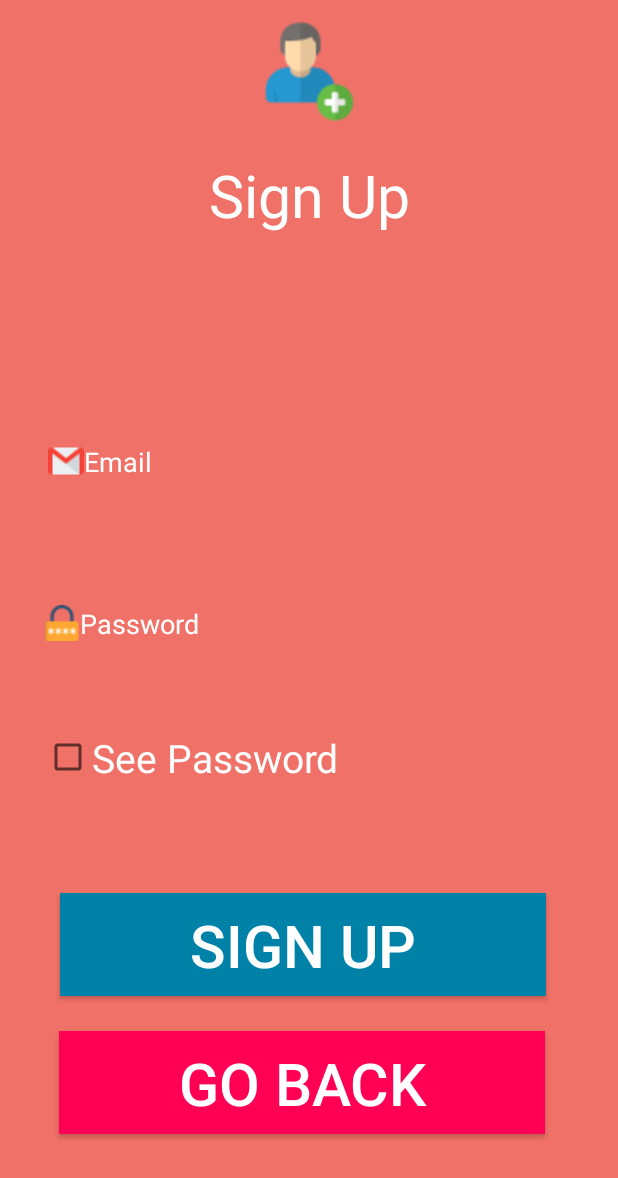
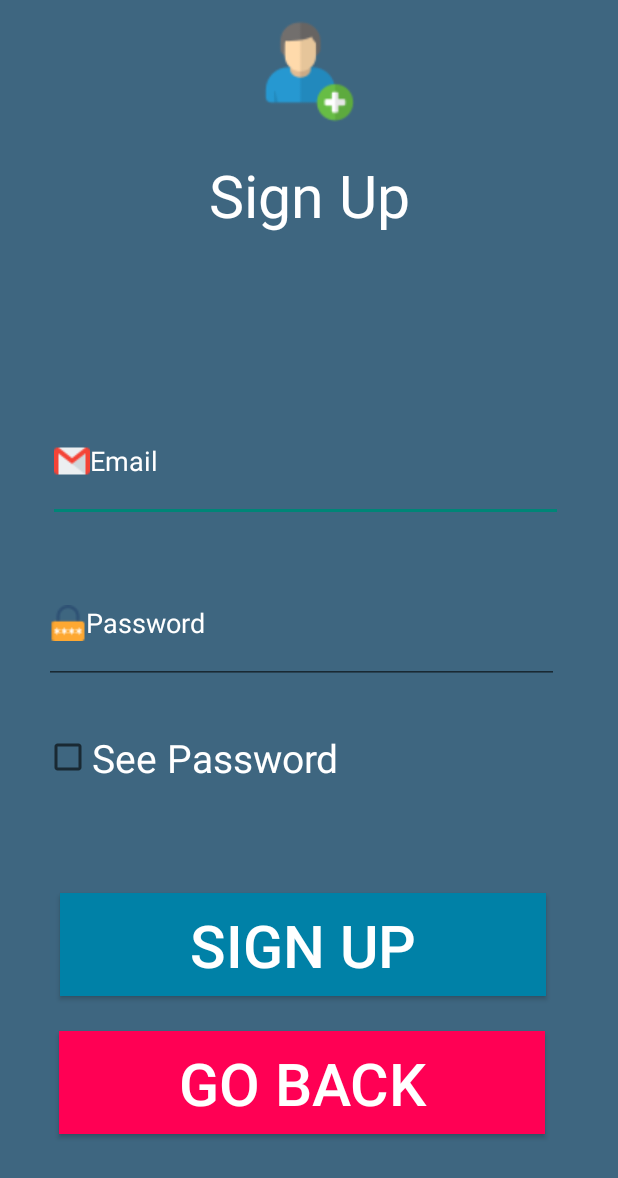
Before and after one commit to WenDEVLIFE/Complaint-Application, an Android app: the SignUp screen opened directly, with no data from a screen before it, on a phone screen of 412 x 824 dp. Shown: the top 1178 px of the screen. Run offline under Robolectric (Android 15) with nearby library versions, the phone set to English and light mode, and no system bars; our stand-ins replace Firebase (no records; nobody signed in at launch, a user with empty details on screens opened directly), sdp/ssp sizes.

Commit message:
👾updated background colors

```diff
--- a/app/src/main/res/layout/activity_login_page.xml
+++ b/app/src/main/res/layout/activity_login_page.xml
@@ -4,7 +4,7 @@
         xmlns:app="http://schemas.android.com/apk/res-auto"
         android:layout_width="match_parent"
         android:layout_height="match_parent"
-        android:background="#F07167"
+        android:background="#3E6680"
         tools:context=".LoginPage">
 
     <TextView
@@ -26,7 +26,6 @@
             android:textColorHint="@color/white"
             android:drawableLeft="@drawable/password_12795740"
             android:inputType="textPassword"
-            android:background="#F07167"
             android:ems="10"
             android:id="@+id/editTextTextPassword"
             app:layout_constraintStart_toStartOf="parent"
@@ -44,7 +43,6 @@
             android:inputType="textEmailAddress"
             android:ems="10"
             android:drawableLeft="@drawable/gmail"
-            android:background="#F07167"
             android:id="@+id/editTextTextEmailAddress"
             app:layout_constraintStart_toStartOf="parent"
             app:layout_constraintEnd_toEndOf="parent"
--- a/app/src/main/res/layout/activity_main.xml
+++ b/app/src/main/res/layout/activity_main.xml
@@ -4,7 +4,7 @@
         xmlns:app="http://schemas.android.com/apk/res-auto"
         android:layout_width="match_parent"
         android:layout_height="match_parent"
-        android:background="#F07167"
+        android:background="#3E6680"
         tools:context=".MainActivity">
 
     <TextView
--- a/app/src/main/res/layout/activity_sign_up.xml
+++ b/app/src/main/res/layout/activity_sign_up.xml
@@ -4,7 +4,7 @@
         xmlns:app="http://schemas.android.com/apk/res-auto"
         android:layout_width="match_parent"
         android:layout_height="match_parent"
-        android:background="@color/redwhite"
+        android:background="#3E6680"
         tools:context=".SignUp">
 
     <TextView
@@ -26,7 +26,6 @@
             android:drawableLeft="@drawable/gmail"
             android:inputType="textEmailAddress"
             android:ems="10"
-            android:background="#F07167"
             android:id="@+id/editTextTextEmailAddress2"
             app:layout_constraintStart_toStartOf="parent"
             app:layout_constraintEnd_toEndOf="parent"
@@ -42,7 +41,6 @@
             android:layout_height="@dimen/_62sdp"
             android:inputType="textPassword"
             android:ems="10"
-            android:background="#F07167"
             android:hint="Password"
             android:textColorHint="@color/white"
             android:textColor="@color/white"
```
